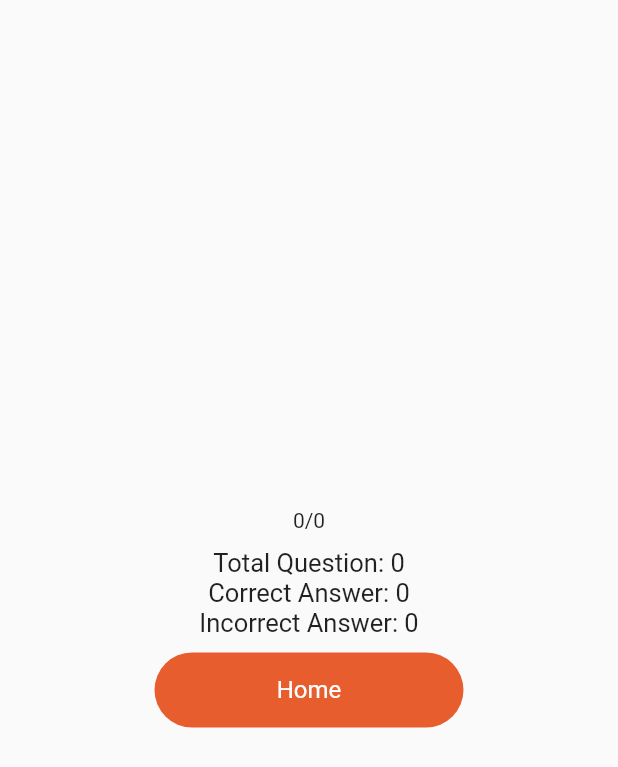
After one commit to mustafasmnc/QuizMaker, a Flutter app: the Result screen opened directly, on a phone screen of 412 x 824 dp. The commit adds this screen. Shown: the top 767 px of the screen. Run offline on Flutter 3.47's test engine with Material 2 defaults, Android fonts, the phone set to English and light mode, and no system bars; our stand-ins replace cloud_firestore, firebase_auth, firebase_core, random_string, shared_preferences; accounts and stored records are empty.

Commit message:
PlayingAndResults

```diff
--- /dev/null
+++ b/lib/views/result.dart
@@ -0,0 +1,69 @@
+import 'package:flutter/material.dart';
+import 'package:quizmaker/widgets/widgets.dart';
+
+class Result extends StatefulWidget {
+  final int correctAnswer;
+  final int incorrectAnswer;
+  final int totalAnswer;
+
+  const Result(
+      {Key key,
+      @required this.correctAnswer,
+      @required this.incorrectAnswer,
+      @required this.totalAnswer})
+      : super(key: key);
+
+  @override
+  _ResultState createState() => _ResultState();
+}
+
+class _ResultState extends State<Result> {
+  @override
+  Widget build(BuildContext context) {
+    return Scaffold(
+      body: Container(
+        child: Center(
+          child: Column(
+            mainAxisAlignment: MainAxisAlignment.center,
+            children: [
+              Text("${widget.totalAnswer}/${widget.correctAnswer}"),
+              SizedBox(height: 10),
+              Text(
+                "Total Question: ${widget.totalAnswer}",
+                style: TextStyle(
+                  color: Colors.black87,
+                  fontSize: 17,
+                ),
+              ),
+              Text(
+                "Correct Answer: ${widget.correctAnswer}",
+                style: TextStyle(
+                  color: Colors.black87,
+                  fontSize: 17,
+                ),
+              ),
+              Text(
+                "Incorrect Answer: ${widget.incorrectAnswer}",
+                style: TextStyle(
+                  color: Colors.black87,
+                  fontSize: 17,
+                ),
+              ),
+              SizedBox(
+                height: 10,
+              ),
+              GestureDetector(
+                  onTap: () {
+                    Navigator.pop(context);
+                  },
+                  child: submitButton(
+                      context: context,
+                      text: "Home",
+                      buttonWith: MediaQuery.of(context).size.width / 2))
+            ],
+          ),
+        ),
+      ),
+    );
+  }
+}
```
Also changed, not shown: lib/models/question_model.dart (added, +9 -0 lines), lib/services/database.dart (+12 -1 lines), lib/views/home.dart (+14 -3 lines), lib/views/play_quiz.dart (added, +268 -0 lines), lib/widgets/quiz_play_widget.dart (added, +64 -0 lines).
